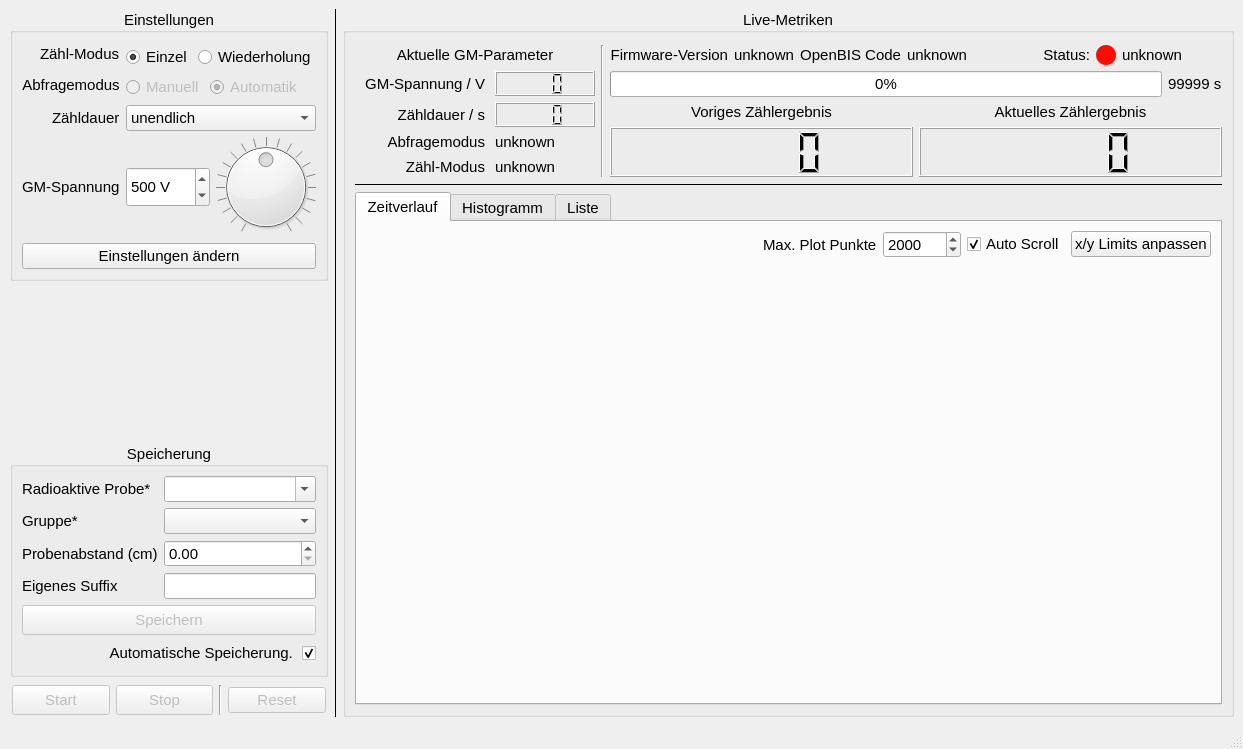
First picture: the form in gmcounter/pyqt/mainwindow.ui, repository cckssr/gmcounter, before the edit.
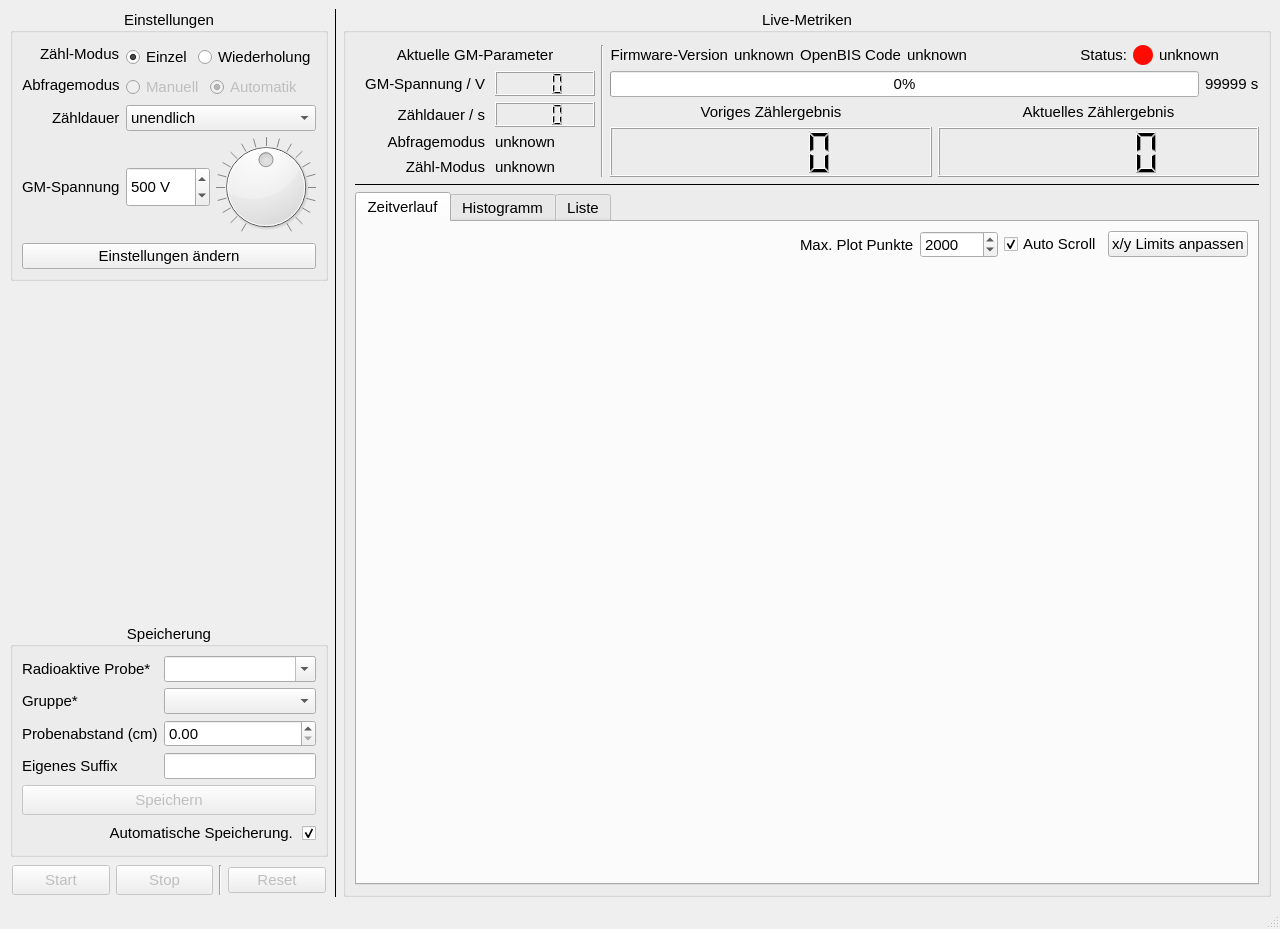
Second picture: the form after the edit.

```diff
--- a/gmcounter/pyqt/mainwindow.ui
+++ b/gmcounter/pyqt/mainwindow.ui
@@ -6,8 +6,8 @@
    <rect>
     <x>0</x>
     <y>0</y>
-    <width>1243</width>
-    <height>749</height>
+    <width>1280</width>
+    <height>929</height>
    </rect>
   </property>
   <property name="font">
```
Left out of the diff: 6 changed lines with no effect on the pictures.
